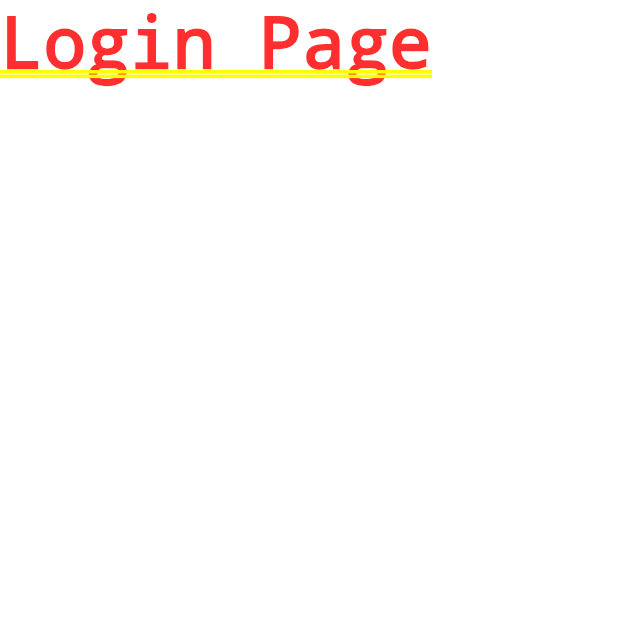
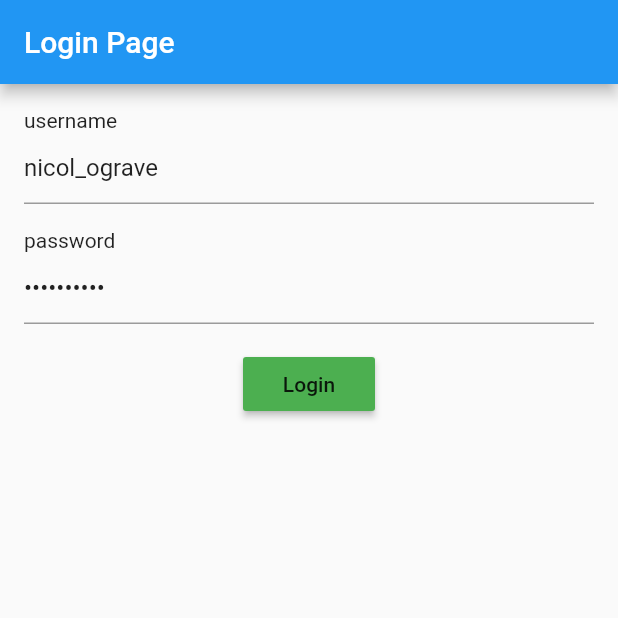
Before and after one commit to nicol-ograve/droidconit_21_flutter_navigation_demo, a Flutter app: the screen it shows after launch, after a tap on "Go on", on a phone screen of 412 x 824 dp, the top half of it. Run offline on Flutter 3.47's test engine with Material 2 defaults, Android fonts, the light colour scheme and no system bars; our stand-ins replace equatable, flutter_bloc.

Commit message:
Login page layout

```diff
--- a/lib/login/login_page.dart
+++ b/lib/login/login_page.dart
@@ -1,10 +1,56 @@
+import 'package:droidconit_21_flutter_navigation_demo/common/routing/app_pages.dart';
+import 'package:droidconit_21_flutter_navigation_demo/common/routing/bloc/routing_bloc.dart';
+import 'package:droidconit_21_flutter_navigation_demo/common/routing/bloc/routing_event.dart';
+import 'package:flutter/material.dart';
 import 'package:flutter/widgets.dart';
+
+import 'package:provider/provider.dart';
 
 class LoginPage extends StatelessWidget {
   const LoginPage({Key? key}) : super(key: key);
 
   @override
   Widget build(BuildContext context) {
-    return Text('Login Page');
+    return Scaffold(
+      appBar: AppBar(
+        title: Text('Login Page'),
+      ),
+      body: Padding(
+          padding: EdgeInsets.all(16),
+          child: Column(
+            crossAxisAlignment: CrossAxisAlignment.start,
+            children: [
+              Text(
+                'username',
+              ),
+              TextField(
+                controller: TextEditingController(text: 'nicol_ograve'),
+              ),
+              SizedBox(
+                height: 16,
+              ),
+              Text(
+                'password',
+              ),
+              TextField(
+                obscureText: true,
+                controller: TextEditingController(text: 'Password1!'),
+              ),
+              SizedBox(
+                height: 16,
+              ),
+              Center(
+                  child: MaterialButton(
+                onPressed: () {
+                  context
+                      .read<RoutingBloc>()
+                      .add(RoutePushed(newPage: TodosListPageConfig));
+                },
+                child: Text('Login'),
+                color: Colors.green,
+              ))
+            ],
+          )),
+    );
   }
 }
```
